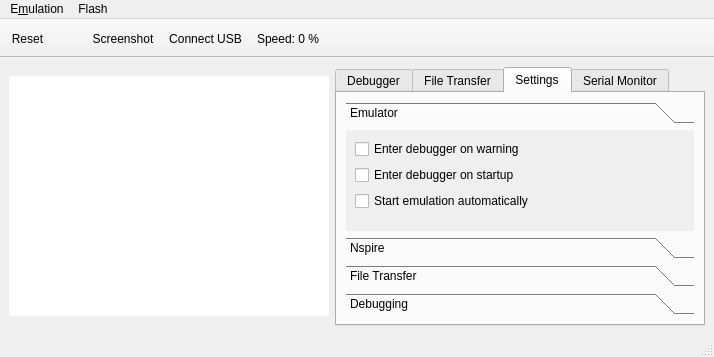
Above: mainwindow.ui from nspire-emus/firebird before the change. Below: the same form after it.
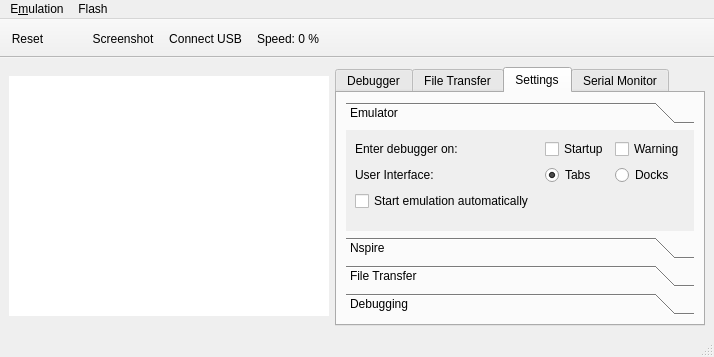
That is the form after the change. The open tabs and pages were chosen to show the change. Icons and pictures are not drawn. Custom widgets are drawn as their Qt base class.

```diff
--- a/mainwindow.ui
+++ b/mainwindow.ui
@@ -173,8 +173,8 @@
             <rect>
              <x>0</x>
              <y>0</y>
-             <width>207</width>
-             <height>96</height>
+             <width>273</width>
+             <height>98</height>
             </rect>
            </property>
            <attribute name="label">
@@ -182,18 +182,77 @@
            </attribute>
            <layout class="QVBoxLayout" name="verticalLayout_7">
             <item>
-             <widget class="QCheckBox" name="checkWarning">
-              <property name="text">
-               <string>Enter debugger on warning</string>
-              </property>
-             </widget>
-            </item>
-            <item>
-             <widget class="QCheckBox" name="checkDebugger">
-              <property name="text">
-               <string>Enter debugger on startup</string>
-              </property>
-             </widget>
+             <layout class="QGridLayout" name="gridLayout_3">
+              <item row="1" column="0">
+               <widget class="QLabel" name="label_8">
+                <property name="text">
+                 <string>User Interface:</string>
+                </property>
+               </widget>
+              </item>
+              <item row="0" column="2">
+               <widget class="QCheckBox" name="checkWarning">
+                <property name="sizePolicy">
+                 <sizepolicy hsizetype="Maximum" vsizetype="Fixed">
+                  <horstretch>0</horstretch>
+                  <verstretch>0</verstretch>
+                 </sizepolicy>
+                </property>
+                <property name="text">
+                 <string>Warning</string>
+                </property>
+               </widget>
+              </item>
+              <item row="0" column="0">
+               <widget class="QLabel" name="label_7">
+                <property name="text">
+                 <string>Enter debugger on:</string>
+                </property>
+               </widget>
+              </item>
+              <item row="1" column="1">
+               <widget class="QRadioButton" name="uiTabs">
+                <property name="sizePolicy">
+                 <sizepolicy hsizetype="Maximum" vsizetype="Fixed">
+                  <horstretch>0</horstretch>
+                  <verstretch>0</verstretch>
+                 </sizepolicy>
+                </property>
+                <property name="text">
+                 <string>Tabs</string>
+                </property>
+                <property name="checked">
+                 <bool>true</bool>
+                </property>
+               </widget>
+              </item>
+              <item row="0" column="1">
+               <widget class="QCheckBox" name="checkDebugger">
+                <property name="sizePolicy">
+                 <sizepolicy hsizetype="Maximum" vsizetype="Fixed">
+                  <horstretch>0</horstretch>
+                  <verstretch>0</verstretch>
+                 </sizepolicy>
+                </property>
+                <property name="text">
+                 <string>Startup</string>
+                </property>
+               </widget>
+              </item>
+              <item row="1" column="2">
+               <widget class="QRadioButton" name="uiDocks">
+                <property name="sizePolicy">
+                 <sizepolicy hsizetype="Maximum" vsizetype="Fixed">
+                  <horstretch>0</horstretch>
+                  <verstretch>0</verstretch>
+                 </sizepolicy>
+                </property>
+                <property name="text">
+                 <string>Docks</string>
+                </property>
+               </widget>
+              </item>
+             </layout>
             </item>
             <item>
              <widget class="QCheckBox" name="checkAutostart">
```
Left out of the diff: 11 changed lines with no effect on the pictures.
